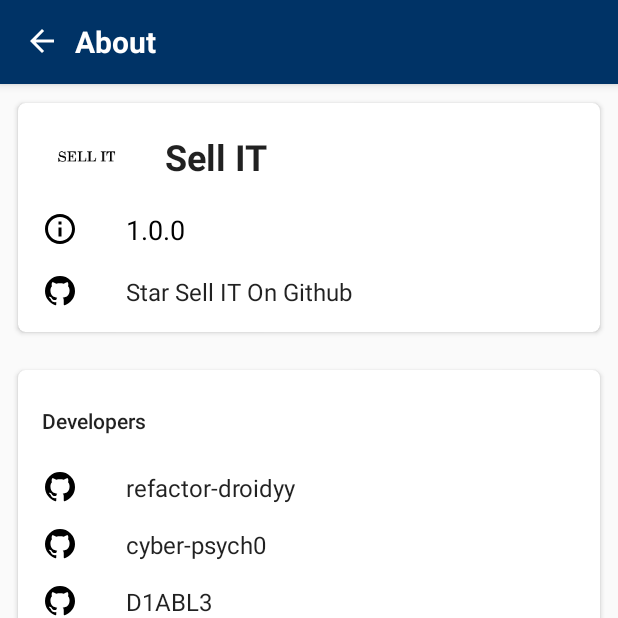
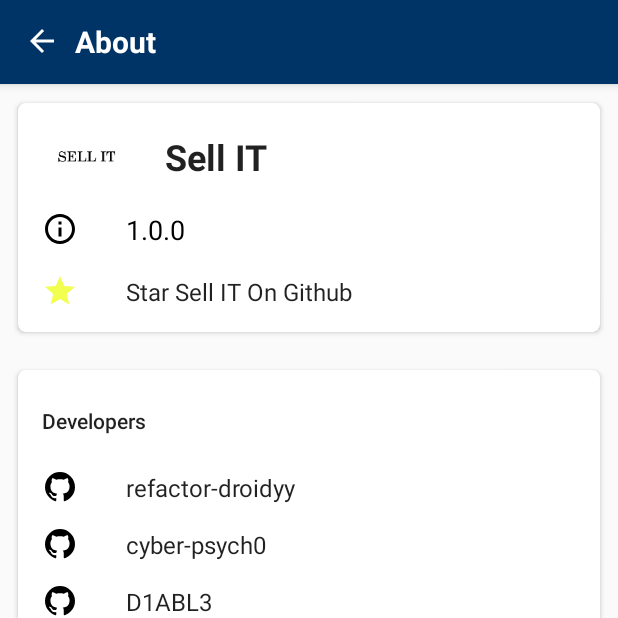
Before and after one commit to cyber-psych0/Sell-It, an Android app: the About screen opened directly, with no data from a screen before it, on a phone screen of 412 x 824 dp, the top half of it. Run offline under Robolectric (Android 15) with nearby library versions, the phone set to English and light mode, and no system bars.

Commit message:
Add star icon

```diff
--- /dev/null
+++ b/app/src/main/res/drawable/ic_star_black_24dp.xml
@@ -0,0 +1,5 @@
+<vector android:height="24dp" android:tint="#F2FF4F"
+    android:viewportHeight="24.0" android:viewportWidth="24.0"
+    android:width="24dp" xmlns:android="http://schemas.android.com/apk/res/android">
+    <path android:fillColor="#FF000000" android:pathData="M12,17.27L18.18,21l-1.64,-7.03L22,9.24l-7.19,-0.61L12,2 9.19,8.63 2,9.24l5.46,4.73L5.82,21z"/>
+</vector>
--- a/app/src/main/res/layout/activity_about.xml
+++ b/app/src/main/res/layout/activity_about.xml
@@ -151,7 +151,7 @@
                     <ImageView
                         android:id="@+id/icon_github"
                         android:layout_width="24dp"
-                        android:src="@drawable/ic_github_circle_white_24dp"
+                        android:src="@drawable/ic_star_black_24dp"
                         android:layout_height="24dp"
                         tools:ignore="ContentDescription,UnusedAttribute" />
 
```
